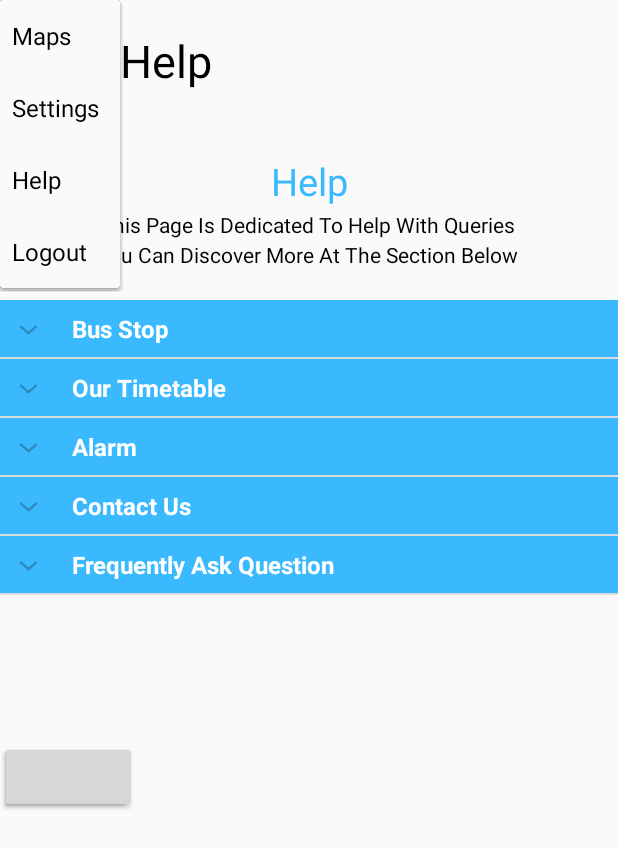
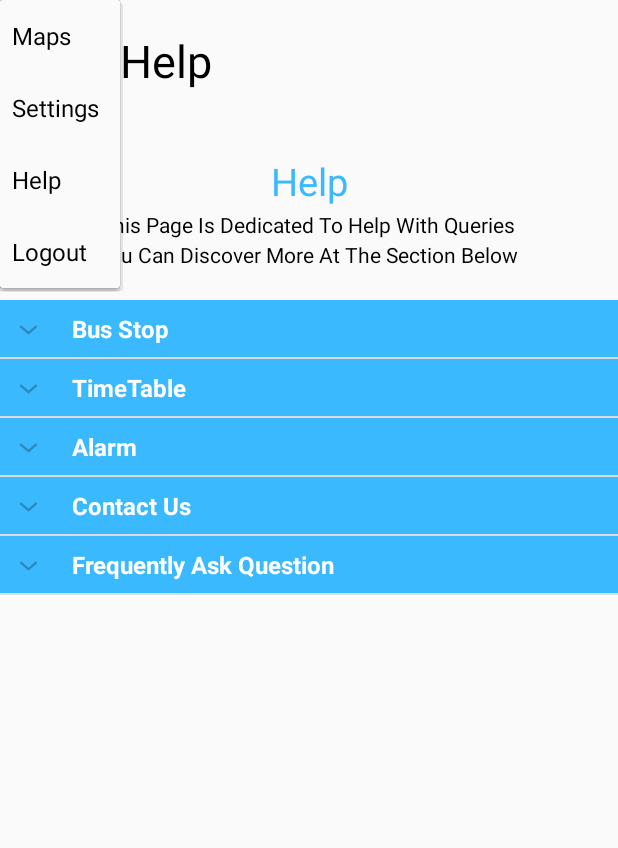
Before and after one commit to rafaeladamou/BUSapp, an Android app: the HelpActivity screen opened directly, with no data from a screen before it, after a tap on "Maps", on a phone screen of 412 x 824 dp. Shown: the top 848 px of the screen. Run offline under Robolectric (Android 15) with nearby library versions, the phone set to English and light mode, and no system bars; our stand-ins replace Firebase (no records; nobody signed in at launch, a user with empty details on screens opened directly).

Commit message:
Merge remote-tracking branch 'origin/master'
# Conflicts:
#	app/src/main/java/com/example/buzzapp/MapsActivity.java

```diff
--- a/app/src/main/java/com/example/buzzapp/HelpActivity.java
+++ b/app/src/main/java/com/example/buzzapp/HelpActivity.java
@@ -1,13 +1,16 @@
 package com.example.buzzapp;
 
 import android.content.Intent;
+import android.media.Image;
 import android.os.Bundle;
+import android.os.HardwarePropertiesManager;
 import android.view.View;
 import android.widget.AdapterView;
 import android.widget.ArrayAdapter;
 import android.widget.ExpandableListAdapter;
 import android.widget.ExpandableListView;
 import android.widget.ImageButton;
+import android.widget.ImageView;
 import android.widget.Spinner;
 import android.widget.TextView;
 
@@ -16,6 +19,8 @@ import androidx.appcompat.app.AppCompatActivity;
 
 import com.google.firebase.auth.FirebaseAuth;
 
+import java.sql.Time;
+import java.sql.Timestamp;
 import java.util.ArrayList;
 import java.util.HashMap;
 import java.util.List;
@@ -28,6 +33,7 @@ public class HelpActivity extends AppCompatActivity {
     private HashMap<String,List<String>> listHash;
 
 
+
     @Override
     protected void onCreate(Bundle savedInstanceState) {
         super.onCreate(savedInstanceState);
@@ -38,44 +44,13 @@ public class HelpActivity extends AppCompatActivity {
         listAdapter = new ExpandableAdapterList(this,listDataHeader,listHash);
         listView.setAdapter(listAdapter);
 
+
+
         ArrayAdapter<CharSequence> adapter1 = ArrayAdapter.createFromResource(this, R.array.menu1, android.R.layout.simple_spinner_item);
         adapter1.setDropDownViewResource(android.R.layout.simple_spinner_dropdown_item);
         menu.setAdapter(adapter1);
 
-//        menu.setOnItemSelectedListener(this);
-        menu.setOnItemSelectedListener(new AdapterView.OnItemSelectedListener() {
-            @Override
-            public void onItemSelected(AdapterView<?> parent, View view, int position, long id) {
-                String selectedItem1 = parent.getItemAtPosition(position).toString();
 
-                if (selectedItem1.equals("Maps")) {
-                    Intent i = new Intent(HelpActivity.this, MapsActivity.class);
-                    startActivity(i);
-                }
-                if (selectedItem1.equals("Settings")) {
-                    Intent i = new Intent(HelpActivity.this, SettingsActivity.class);
-                    startActivity(i);
-
-
-                }
-                if (selectedItem1.equals("Help")) {
-
-                }
-                if (selectedItem1.equals("Logout")) {
-                    FirebaseAuth.getInstance().signOut();
-                    finish();
-                    Intent i = new Intent(HelpActivity.this, LoginActivity.class);
-                    startActivity(i);
-                }
-
-
-            }
-
-            @Override
-            public void onNothingSelected(AdapterView<?> parent) {
-
-            }
-        });
 
 
         getSupportFragmentManager()
@@ -88,12 +63,18 @@ public class HelpActivity extends AppCompatActivity {
         }
     }
 
+
+
     private void initData() {
         listDataHeader = new ArrayList<>();
         listHash = new HashMap<>();
 
+
+
+
+
         listDataHeader.add("Bus Stop");
-        listDataHeader.add("Our Timetable");
+        listDataHeader.add("TimeTable");
         listDataHeader.add("Alarm");
         listDataHeader.add("Contact Us");
         listDataHeader.add("Frequently Ask Question");
@@ -101,25 +82,31 @@ public class HelpActivity extends AppCompatActivity {
         List<String> Bus_stop = new ArrayList<>();
         Bus_stop.add("This is Expandable ListView");
 
-        List<String> Timetable = new ArrayList<>();
-        Timetable.add("");
 
 
+        List<String> Timetable = new ArrayList<>();
+        Timetable.add("Image");
+
         List<String> Alarm = new ArrayList<>();
-        Alarm.add(" ");
+        Alarm.add("How To Set the alarm");
+
+        List<String> Contact = new ArrayList<>();
+        Contact.add(" Call Us : 44 9031 321322 (We wont answer the phone by the way)");
 
 
-        List<String> Contact = new ArrayList<>();
-        Contact.add("");
 
         List<String> frequent = new ArrayList<>();
-        frequent.add("how to I Blah Blah Black sheep");
+        frequent.add("How to search ");
 
 
         listHash.put(listDataHeader.get(0),Bus_stop);
-        listHash.put(listDataHeader.get(1),Timetable);
+        listHash.put(listDataHeader.get(1), Timetable);
         listHash.put(listDataHeader.get(2),Alarm);
         listHash.put(listDataHeader.get(3),Contact);
         listHash.put(listDataHeader.get(4),frequent);
+
+
+
+
     }
     }
--- a/app/src/main/java/com/example/buzzapp/PointsParser.java
+++ b/app/src/main/java/com/example/buzzapp/PointsParser.java
@@ -14,9 +14,7 @@ import java.util.ArrayList;
 import java.util.HashMap;
 import java.util.List;
 
-/**
- * Created by Vishal on 10/20/2018.
- */
+
 
 public class PointsParser extends AsyncTask<String, Integer, List<List<HashMap<String, String>>>> {
     TaskLoadedCallback taskCallback;
--- a/app/src/main/java/com/example/buzzapp/TaskLoadedCallback.java
+++ b/app/src/main/java/com/example/buzzapp/TaskLoadedCallback.java
@@ -1,8 +1,6 @@
 package com.example.buzzapp;
 
-/**
- * Created by Vishal on 10/20/2018.
- */
+
 
 public interface TaskLoadedCallback {
     void onTaskDone(Object... values);
--- a/app/src/main/res/layout/help_page.xml
+++ b/app/src/main/res/layout/help_page.xml
@@ -84,16 +84,7 @@
             android:layout_height="100sp"
             android:layout_below="@id/expView">
 
-            <Button
-                android:layout_width="wrap_content"
-                android:layout_height="wrap_content"
 
-                android:text="About us"
-                android:textColor="#000000" />
-
-            <Button
-                android:layout_width="wrap_content"
-                android:layout_height="wrap_content" />
 
         </RelativeLayout>
     </RelativeLayout>
--- a/app/src/main/res/layout/list_item.xml
+++ b/app/src/main/res/layout/list_item.xml
@@ -12,4 +12,5 @@
         android:layout_width="match_parent"
         android:layout_height="wrap_content" />
 
+
 </LinearLayout>
--- a/app/src/main/res/values/strings.xml
+++ b/app/src/main/res/values/strings.xml
@@ -42,5 +42,6 @@
     </string>
     <string name="attachment_summary_off">Only download attachments when manually requested</string>
     <string name="help">Help</string>
+    <string name="about_us">About us</string>
 
 </resources>
```
Also changed, not shown: app/src/main/java/com/example/buzzapp/ExpandableAdapterList.java (+31 -5 lines).
